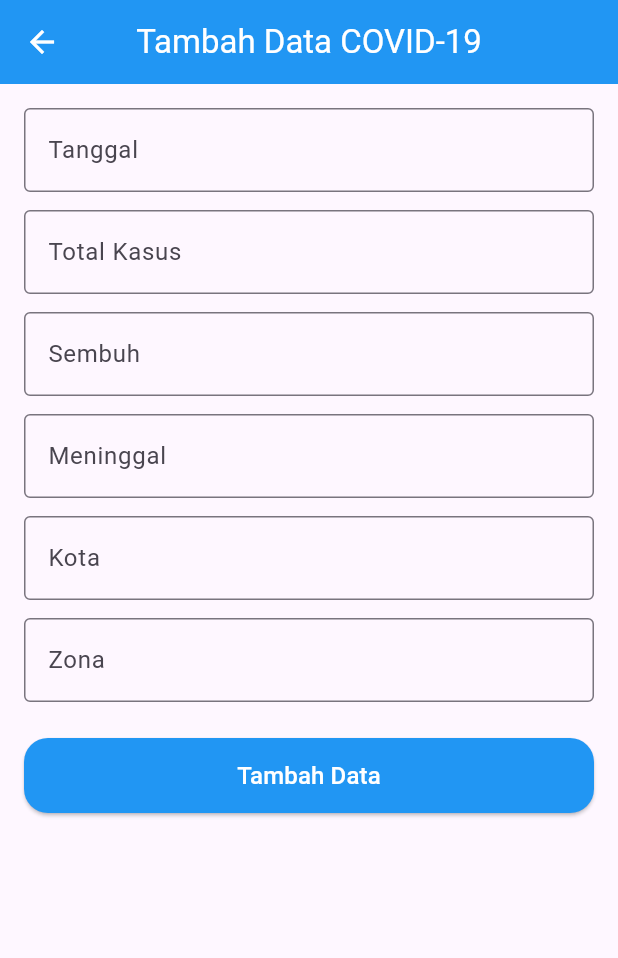
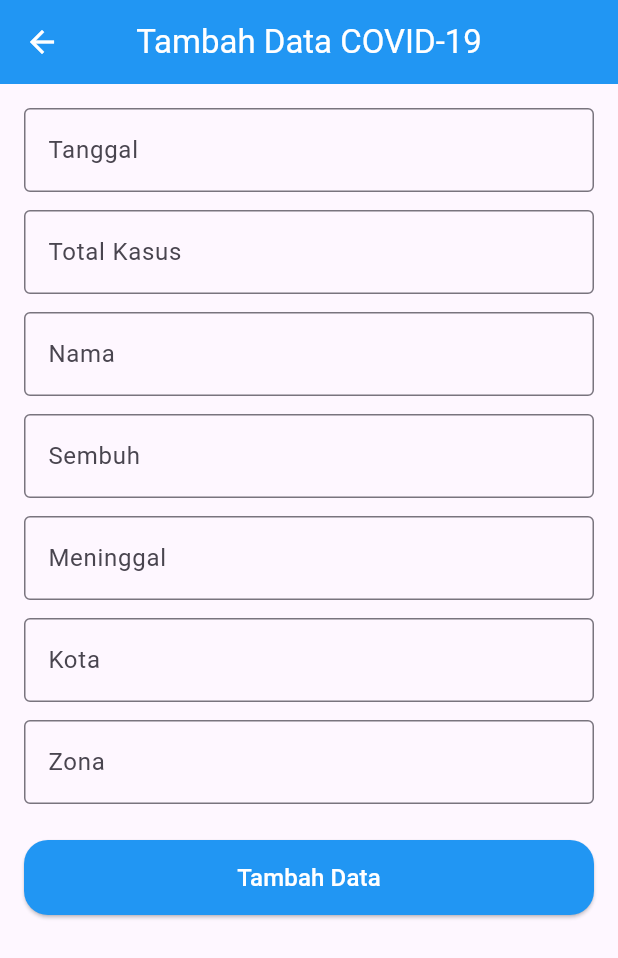
Before and after one commit to tegars5/Uas_pak_ari, a Flutter app: the screen it shows after launch, after a tap on the "add" icon, on a phone screen of 412 x 824 dp. Shown: the top 958 px of the screen. Run offline on Flutter 3.47's test engine with Material 3 defaults, Android fonts, the phone set to English and light mode, and no system bars; our stand-ins replace cloud_firestore, firebase_core; accounts and stored records are empty.

```diff
--- a/lib/models/covid_model.dart
+++ b/lib/models/covid_model.dart
@@ -6,6 +6,7 @@ class CovidData {
   final String kota;
   final String zona;
   String documentId;
+  final String nama;
 
   CovidData({
     required this.tanggal,
@@ -15,6 +16,7 @@ class CovidData {
     required this.kota,
     required this.zona,
     required this.documentId,
+    required this.nama,
   });
 
   factory CovidData.fromFirestore(Map<String, dynamic> data) {
@@ -25,7 +27,8 @@ class CovidData {
       meninggal: data['meninggal'],
       kota: data['kota'],
       zona: data['zona'],
-      documentId: '',
+      documentId: data['documentId'],
+      nama: data['nama'],
     );
   }
 
@@ -37,6 +40,8 @@ class CovidData {
       'meninggal': meninggal,
       'kota': kota,
       'zona': zona,
+      'documentId': documentId,
+      'nama': nama,
     };
   }
 }
--- a/lib/views/add_data_screen.dart
+++ b/lib/views/add_data_screen.dart
@@ -12,6 +12,7 @@ class _AddDataScreenState extends State<AddDataScreen> {
   final CovidController _covidController = CovidController();
 
   final TextEditingController tanggalController = TextEditingController();
+  final TextEditingController namaController = TextEditingController();
   final TextEditingController totalKasusController = TextEditingController();
   final TextEditingController sembuhController = TextEditingController();
   final TextEditingController meninggalController = TextEditingController();
@@ -27,10 +28,20 @@ class _AddDataScreenState extends State<AddDataScreen> {
         meninggal: int.parse(meninggalController.text),
         kota: kotaController.text,
         zona: zonaController.text,
-        documentId: '',
+        documentId: "",
+        nama: namaController.text,
       );
-      _covidController.addCovidData(covidData);
-      Navigator.pop(context);
+
+      _covidController
+          .addCovidData(covidData)
+          .then((_) {
+            Navigator.pop(context);
+          })
+          .catchError((error) {
+            ScaffoldMessenger.of(
+              context,
+            ).showSnackBar(SnackBar(content: Text('Error: $error')));
+          });
     }
   }
 
@@ -83,6 +94,20 @@ class _AddDataScreenState extends State<AddDataScreen> {
                   validator: (value) {
                     if (value == null || value.isEmpty) {
                       return 'Total Kasus tidak boleh kosong';
+                    }
+                    return null;
+                  },
+                ),
+                SizedBox(height: 12),
+                TextFormField(
+                  controller: namaController,
+                  decoration: InputDecoration(
+                    labelText: 'Nama ',
+                    border: OutlineInputBorder(),
+                  ),
+                  validator: (value) {
+                    if (value == null || value.isEmpty) {
+                      return 'Nama tidak boleh kosong';
                     }
                     return null;
                   },
--- a/lib/views/home_screen.dart
+++ b/lib/views/home_screen.dart
@@ -1,6 +1,7 @@
+import 'package:covid_banten_app/models/covid_model.dart';
 import 'package:flutter/material.dart';
 import 'package:covid_banten_app/controllers/covid_controller.dart';
-import 'package:covid_banten_app/models/covid_model.dart';
+import 'package:covid_banten_app/views/profile_screen.dart';
 import 'package:covid_banten_app/views/edit_data_screen.dart';
 import 'package:covid_banten_app/views/add_data_screen.dart';
 
@@ -11,9 +12,22 @@ class HomeScreen extends StatelessWidget {
   Widget build(BuildContext context) {
     return Scaffold(
       appBar: AppBar(
-        title: Text('Data Covid Banten', style: TextStyle(color: Colors.white)),
+        title: Text(
+          'Data Covid Banten',
+          style: TextStyle(color: Colors.white, fontWeight: FontWeight.bold),
+        ),
         backgroundColor: Colors.blue,
         centerTitle: true,
+        leading: IconButton(
+          icon: Icon(Icons.account_circle, color: Colors.white),
+          tooltip: 'Profile',
+          onPressed: () {
+            Navigator.push(
+              context,
+              MaterialPageRoute(builder: (context) => ProfileScreen()),
+            );
+          },
+        ),
       ),
       body: Padding(
         padding: const EdgeInsets.all(8.0),
@@ -28,7 +42,11 @@ class HomeScreen extends StatelessWidget {
             }
 
             var data = snapshot.data!;
-            return ListView.builder(
+
+            return Column(
+              children: [
+                Expanded(
+                  child: ListView.builder(
                     itemCount: data.length,
                     itemBuilder: (context, index) {
                       var covidData = data[index];
@@ -68,8 +86,9 @@ class HomeScreen extends StatelessWidget {
                                     context,
                                     MaterialPageRoute(
                                       builder:
-                                    (context) =>
-                                        EditDataScreen(covidData: covidData),
+                                          (context) => EditDataScreen(
+                                            covidData: covidData,
+                                          ),
                                     ),
                                   );
                                 },
@@ -87,6 +106,9 @@ class HomeScreen extends StatelessWidget {
                         ),
                       );
                     },
+                  ),
+                ),
+              ],
             );
           },
         ),
```
Also changed, not shown: lib/controllers/covid_controller.dart (+11 -1 lines), lib/views/edit_data_screen.dart (+20 -2 lines), lib/views/profile_screen.dart (added, +85 -0 lines). Lines whose indentation alone changed are shown as unchanged.
